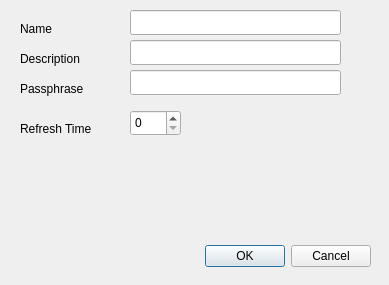
nametable/ScoringEngine, file configpropertieswindow.ui: the form before one commit.
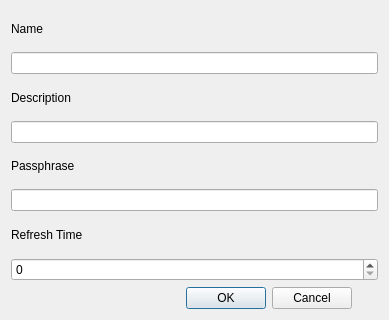
The form after the commit.

Commit message: Made config properties scalable and implemented save feature - open feature broken

The edit to the form file:
```diff
--- a/configpropertieswindow.ui
+++ b/configpropertieswindow.ui
@@ -7,120 +7,70 @@
     <x>0</x>
     <y>0</y>
     <width>389</width>
-    <height>285</height>
+    <height>320</height>
    </rect>
   </property>
   <property name="windowTitle">
    <string>Edit Config Properties</string>
   </property>
-  <widget class="QDialogButtonBox" name="buttonBox">
-   <property name="geometry">
-    <rect>
-     <x>30</x>
-     <y>240</y>
-     <width>341</width>
-     <height>32</height>
-    </rect>
-   </property>
-   <property name="orientation">
-    <enum>Qt::Horizontal</enum>
-   </property>
-   <property name="standardButtons">
-    <set>QDialogButtonBox::Cancel|QDialogButtonBox::Ok</set>
-   </property>
-  </widget>
-  <widget class="QLabel" name="label">
-   <property name="geometry">
-    <rect>
-     <x>20</x>
-     <y>120</y>
-     <width>101</width>
-     <height>17</height>
-    </rect>
-   </property>
-   <property name="text">
-    <string>Refresh Time</string>
-   </property>
-  </widget>
-  <widget class="QSpinBox" name="spinSeconds">
-   <property name="geometry">
-    <rect>
-     <x>130</x>
-     <y>110</y>
-     <width>51</width>
-     <height>26</height>
-    </rect>
-   </property>
-  </widget>
-  <widget class="QLabel" name="label_2">
-   <property name="geometry">
-    <rect>
-     <x>20</x>
-     <y>20</y>
-     <width>101</width>
-     <height>17</height>
-    </rect>
-   </property>
-   <property name="text">
-    <string>Name</string>
-   </property>
-  </widget>
-  <widget class="QLineEdit" name="txtName">
-   <property name="geometry">
-    <rect>
-     <x>130</x>
-     <y>10</y>
-     <width>211</width>
-     <height>25</height>
-    </rect>
-   </property>
-  </widget>
-  <widget class="QLineEdit" name="txtPassphrase">
-   <property name="geometry">
-    <rect>
-     <x>130</x>
-     <y>70</y>
-     <width>211</width>
-     <height>25</height>
-    </rect>
-   </property>
-  </widget>
-  <widget class="QLabel" name="label_3">
-   <property name="geometry">
-    <rect>
-     <x>20</x>
-     <y>80</y>
-     <width>101</width>
-     <height>17</height>
-    </rect>
-   </property>
-   <property name="text">
-    <string>Passphrase</string>
-   </property>
-  </widget>
-  <widget class="QLineEdit" name="txtDescription">
-   <property name="geometry">
-    <rect>
-     <x>130</x>
-     <y>40</y>
-     <width>211</width>
-     <height>25</height>
-    </rect>
-   </property>
-  </widget>
-  <widget class="QLabel" name="label_4">
-   <property name="geometry">
-    <rect>
-     <x>20</x>
-     <y>50</y>
-     <width>101</width>
-     <height>17</height>
-    </rect>
-   </property>
-   <property name="text">
-    <string>Description</string>
-   </property>
-  </widget>
+  <layout class="QVBoxLayout" name="verticalLayout">
+   <item>
+    <widget class="QLabel" name="label_2">
+     <property name="text">
+      <string>Name</string>
+     </property>
+    </widget>
+   </item>
+   <item>
+    <widget class="QLineEdit" name="txtName"/>
+   </item>
+   <item>
+    <widget class="QLabel" name="label_4">
+     <property name="text">
+      <string>Description</string>
+     </property>
+    </widget>
+   </item>
+   <item>
+    <widget class="QLineEdit" name="txtDescription"/>
+   </item>
+   <item>
+    <widget class="QLabel" name="label_3">
+     <property name="text">
+      <string>Passphrase</string>
+     </property>
+    </widget>
+   </item>
+   <item>
+    <widget class="QLineEdit" name="txtPassphrase"/>
+   </item>
+   <item>
+    <widget class="QLabel" name="label">
+     <property name="text">
+      <string>Refresh Time</string>
+     </property>
+    </widget>
+   </item>
+   <item>
+    <widget class="QSpinBox" name="spinSeconds"/>
+   </item>
+   <item>
+    <widget class="QDialogButtonBox" name="buttonBox">
+     <property name="maximumSize">
+      <size>
+       <width>341</width>
+       <height>16777215</height>
+      </size>
+     </property>
+     <property name="orientation">
+      <enum>Qt::Horizontal</enum>
+     </property>
+     <property name="standardButtons">
+      <set>QDialogButtonBox::Cancel|QDialogButtonBox::Ok</set>
+     </property>
+    </widget>
+   </item>
+  </layout>
  </widget>
  <resources/>
  <connections>
```
Left out of the diff: 37 changed lines with no effect on the pictures. The commit also changes 2 other files.
